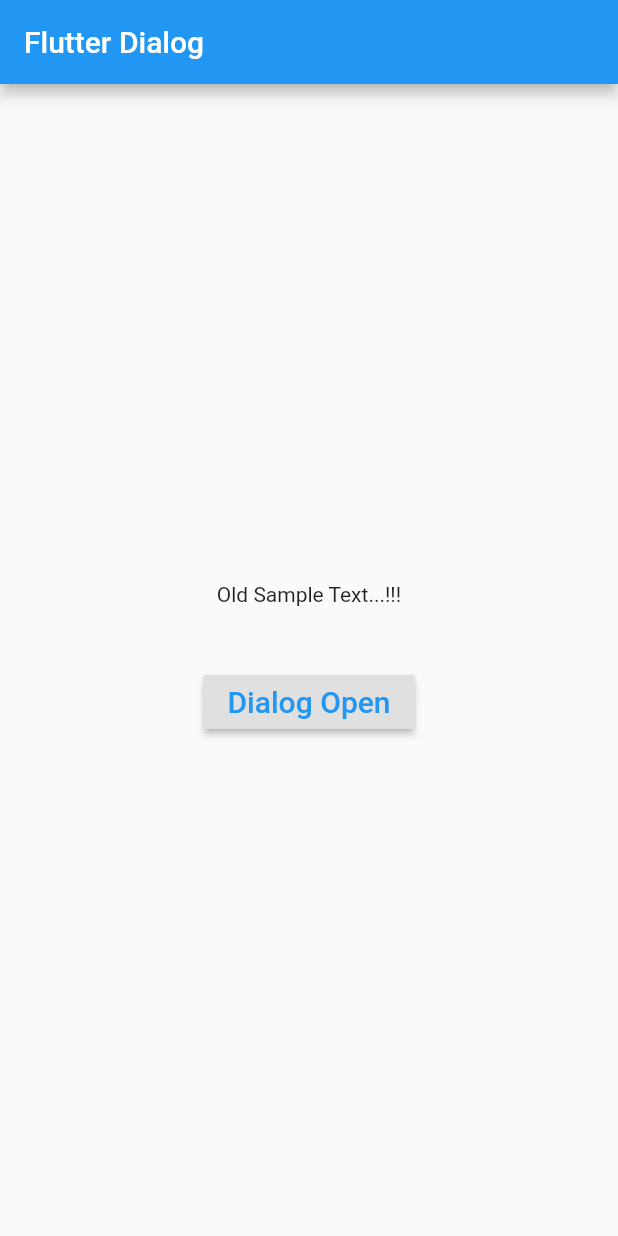
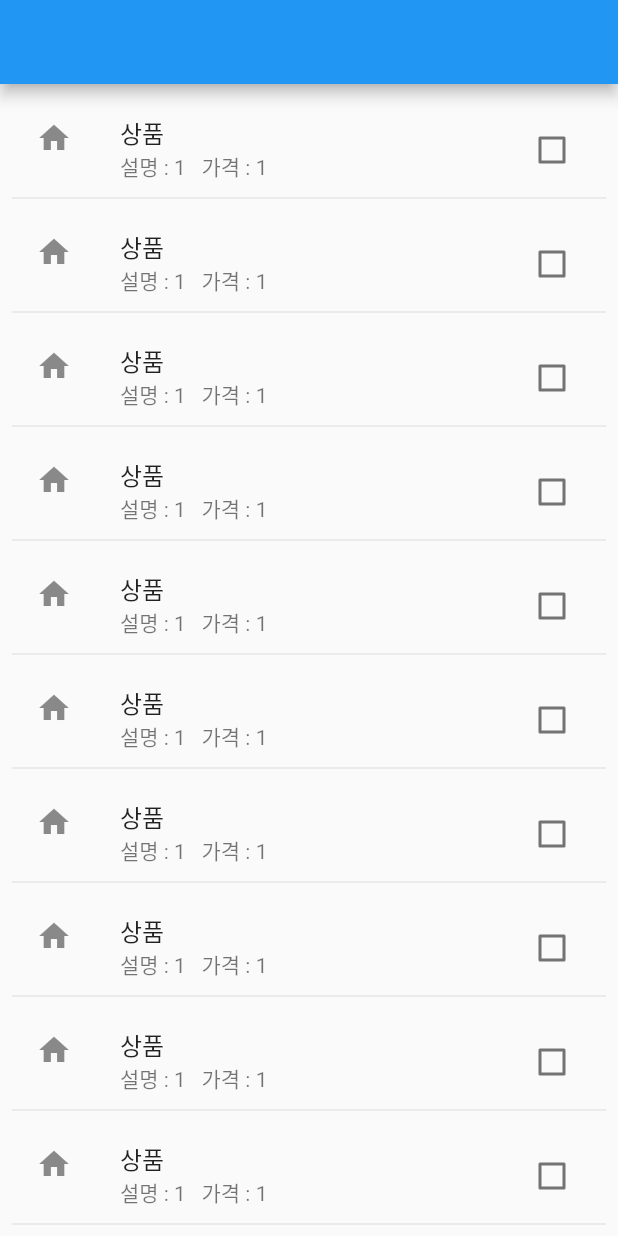
Before and after one commit to ilsong963/flutter_app, a Flutter app: the screen it shows after launch, on a phone screen of 412 x 824 dp. Run offline on Flutter 3.47's test engine with Material 2 defaults, Android fonts, the phone set to English and light mode, and no system bars.

Commit message:
기존의 item 들을 listview로 변경

```diff
--- a/lib/main.dart
+++ b/lib/main.dart
@@ -3,82 +3,85 @@ import 'package:flutter/material.dart';
 void main() => runApp(MyApp());
 
 class MyApp extends StatelessWidget {
+  static const String _title = '';
+
   @override
   Widget build(BuildContext context) {
-    return MaterialApp(home: Scaffold(body: Center(child: UpdateText())));
+    return MaterialApp(
+      title: _title,
+      home: Scaffold(
+        appBar: AppBar(title: const Text(_title)),
+        body: Center(
+          child: UpdateText(),
+        ),
+      ),
+    );
   }
 }
 
 class UpdateText extends StatefulWidget {
-  UpdateTextState createState() => UpdateTextState();
+  UpdateText({Key key}) : super(key: key);
+
+  @override
+  _UpdateText createState() => _UpdateText();
 }
 
-class UpdateTextState extends State {
-  String textHolder = 'Old Sample Text...!!!';
-  final myController = TextEditingController();
+class _UpdateText extends State<UpdateText> {
+  bool _ischecked = false;
 
-  changeText(String str) {
-    setState(() {
-      textHolder = str;
-    });
-    Navigator.pop(context);
-  }
 
   @override
   Widget build(BuildContext context) {
-    return Scaffold(
-      appBar: AppBar(
-        title: Text('Flutter Dialog'),
-      ),
-      body: Center(
-        child: Column(
-          mainAxisAlignment: MainAxisAlignment.center,
-          children: <Widget>[
-            Text('$textHolder'),
-            Padding(padding: EdgeInsets.only(top: 40.0)),
-            RaisedButton(
-              child: Text(
-                'Dialog Open',
-                style: TextStyle(
-                  fontSize: 20,
-                  color: Colors.blue,
-                ),
-              ),
-              onPressed: () => FlutterDialog(),
-            )
-          ],
-        ),
-      ),
+    return ListView.separated(
+      padding: const EdgeInsets.all(8),
+      itemCount: 20,
+      itemBuilder: (BuildContext context, int index) {
+        return Container(
+          height: 60,
+          child: Center(child: boxItem()),
+        );
+      },
+      separatorBuilder: (BuildContext context, int index) => const Divider(),
     );
   }
 
-  void FlutterDialog() {
-    showDialog(
-        context: context,
-        barrierDismissible: false,
-        builder: (BuildContext context) {
-          return AlertDialog(
-            title: Column(
-              children: <Widget>[
-                new Text("Dialog Title"),
-              ],
-            ),
-            content: Column(
-              mainAxisSize: MainAxisSize.min,
-              crossAxisAlignment: CrossAxisAlignment.start,
-              children: <Widget>[
-                TextField(
-                  controller: myController,
-                ),
-              ],
-            ),
-            actions: <Widget>[
-              new FlatButton(
-                child: new Text("확인"),
-                onPressed: () => changeText(myController.text),
-              ),
-            ],
-          );
+  Widget boxItem(){
+    return CheckboxListTile(
+      title: Text("상품"),
+      subtitle: infoBox("1"),
+      value: _ischecked,
+      onChanged: (bool value) {
+        setState(() {
+          _ischecked = value;
         });
+      },
+      secondary: const Icon(Icons.home),
+      activeColor: Colors.red,
+      checkColor: Colors.black,
+      isThreeLine: false,
+      selected: _ischecked,
+    );
+  }
+
+  Widget infoBox(String str) {
+    String contents = str;
+    String price = str;
+    return Text("설명 : " + '$contents' + "   가격 : " + '$price');
+
   }
 }
+
+Widget btnWidget() {
+  return Row(children: [
+    FlatButton(
+        child: new Text(
+      "DELET",
+      style: new TextStyle(color: Colors.redAccent),
+    )),
+    FlatButton(
+        child: new Text(
+      "EDIT",
+      style: new TextStyle(color: Colors.redAccent),
+    ))
+  ]);
+}
```
